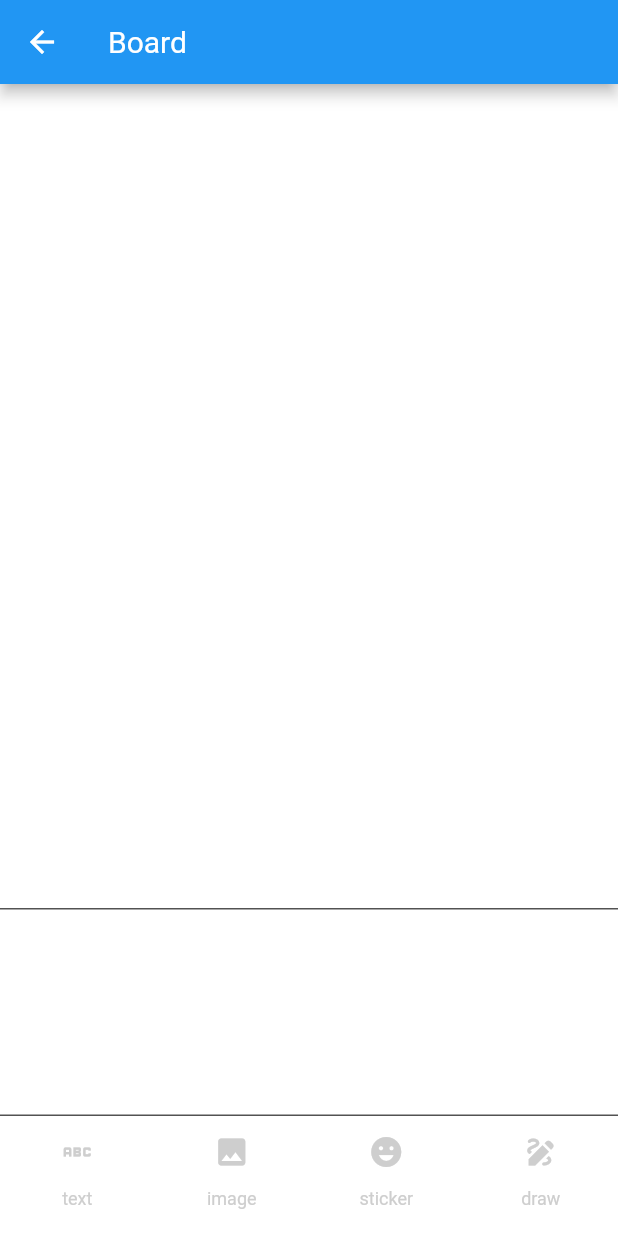
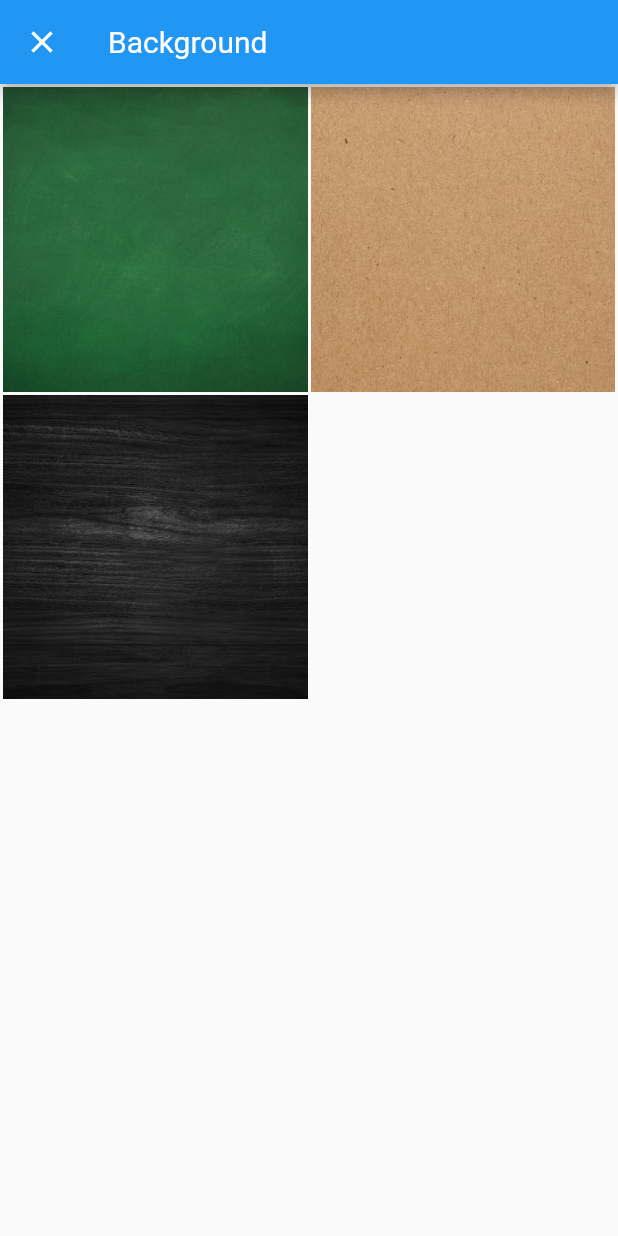
Before and after one commit to kaivumetacrew/Board, a Flutter app: the BoardPage screen opened directly, item 4 of the bottom bar chosen, after a tap on the "image" icon, on a phone screen of 412 x 824 dp. Run offline on Flutter 3.47's test engine with Material 2 defaults, Android fonts, the phone set to English and light mode, and no system bars; our stand-ins replace auto_size_text, image_picker, permission_handler.

Commit message:
board background

```diff
--- /dev/null
+++ b/lib/ui/board_background.dart
@@ -0,0 +1,64 @@
+import 'package:flutter/material.dart';
+
+import '../util/asset.dart';
+
+class BackgroundPage extends StatefulWidget {
+  BackgroundPage({super.key});
+
+  @override
+  State<BackgroundPage> createState() => _BackgroundPageState();
+}
+
+class _BackgroundPageState extends State<BackgroundPage> {
+
+  List<String> boardList = [
+    'board1.jpg',
+    'board2.jpg',
+    'board3.jpg',
+  ];
+
+  @override
+  void initState() {
+    super.initState();
+  }
+
+  @override
+  Widget build(BuildContext context) {
+    return Scaffold(
+      appBar: AppBar(title: const Text("Background")),
+      body: Column(
+        children: [
+          Expanded(child: stickerListWidget(),),
+        ],
+      ),
+    );
+  }
+
+  Widget stickerListWidget() {
+    return GridView.builder(
+      gridDelegate: const SliverGridDelegateWithFixedCrossAxisCount(crossAxisCount: 2),
+      shrinkWrap: false,
+      padding: const EdgeInsets.all(1),
+      itemCount: boardList.length,
+      itemBuilder: (context, index) {
+        var item = boardList[index];
+        return GestureDetector(
+          onTap: () {
+            setState(() {
+              Navigator.pop(context, {
+                'image': item,
+              });
+            });
+          },
+          child: AspectRatio(
+            aspectRatio: 3/4,
+            child: Padding(
+              padding: const EdgeInsets.all(1),
+              child: Image.asset(boardPath(item), fit: BoxFit.cover,),
+            ),
+          ),
+        );
+      },
+    );
+  }
+}
--- a/lib/ui/stickers.dart
+++ b/lib/ui/board_stickers.dart
@@ -56,8 +56,8 @@ class _StickerPageState extends State<StickerPage> {
           child: AspectRatio(
             aspectRatio: 1,
             child: Padding(
-              padding: EdgeInsets.all(1),
-              child: Image.asset(imagePath('image1.jpg')),
+              padding: const EdgeInsets.all(1),
+              child: Image.asset(stickerPath(item)),
             ),
           ),
         );
--- a/lib/ui/menu.dart
+++ b/lib/ui/menu.dart
@@ -1,5 +1,5 @@
 import 'package:board/ui/board.dart';
-import 'package:board/ui/stickers.dart';
+import 'package:board/ui/board_stickers.dart';
 import 'package:flutter/material.dart';
 
 import '../res/color.dart';
--- a/lib/util/asset.dart
+++ b/lib/util/asset.dart
@@ -1,8 +1,11 @@
+String imagePath(String name) {
+  return 'assets/images/$name';
+}
 
+String stickerPath(String name) {
+  return 'assets/stickers/$name';
+}
 
- String imagePath(String name) {
-return 'assets/images/$name';
+String boardPath(String name) {
+  return 'assets/boards/$name';
 }
- String stickerPath(String name) {
-return 'assets/stickers/$name';
-}
--- a/pubspec.yaml
+++ b/pubspec.yaml
@@ -79,7 +79,9 @@ flutter:
   #   - images/a_dot_ham.jpeg
   assets:
     - assets/images/
+    - assets/stickers/
     - assets/fonts/
+    - assets/boards/
   # An image asset can refer to one or more resolution-specific "variants", see
   # https://flutter.dev/assets-and-images/#resolution-aware
 
```
Also changed, not shown: lib/ui/board.dart (+134 -77 lines), assets/boards/board1.jpg (added), assets/boards/board2.jpg (added), assets/boards/board3.jpg (added).
